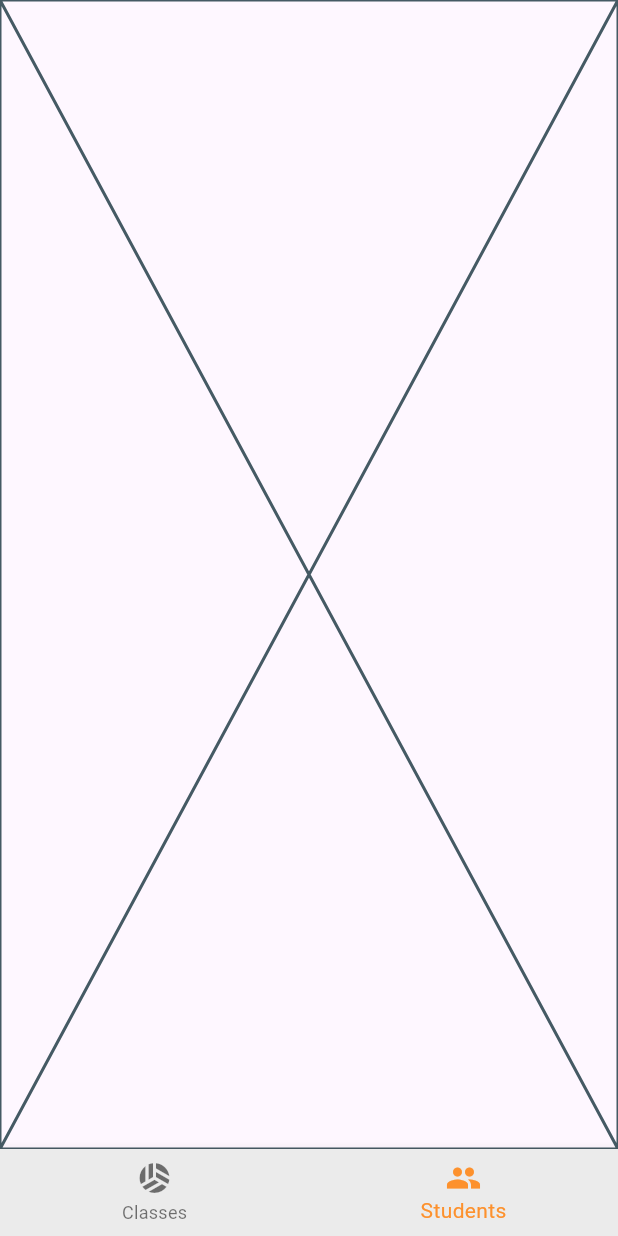
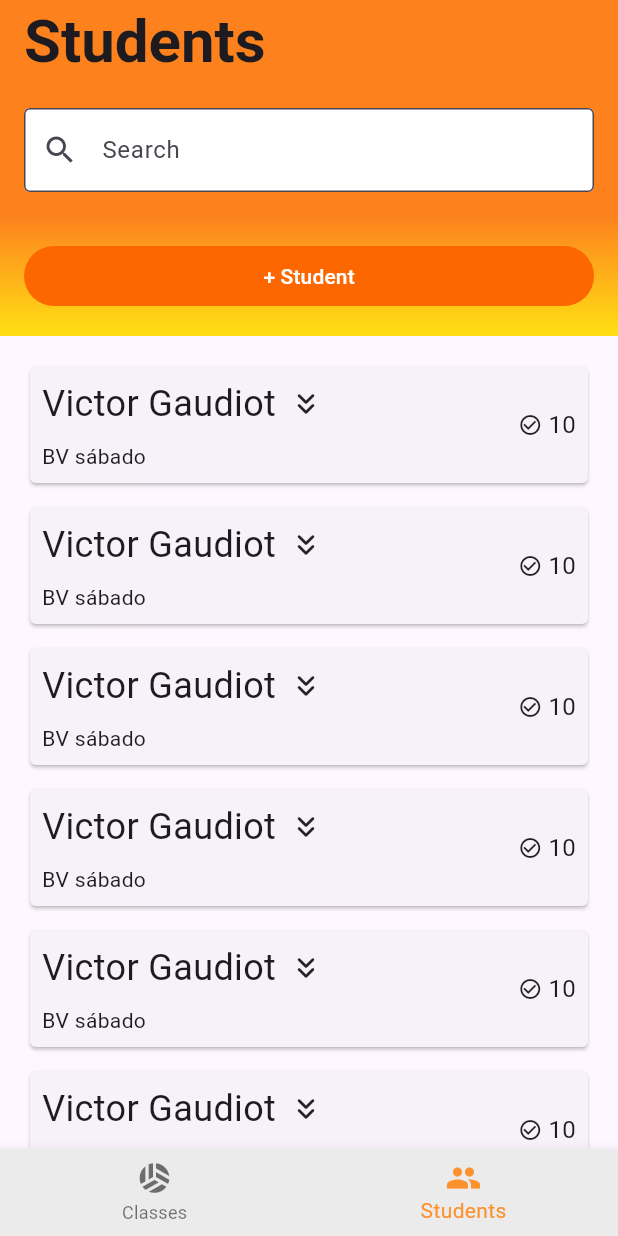
Before and after one commit to Gaudiot/ctcl_manager, a Flutter app: the screen it shows after launch, item 2 of the bottom bar chosen, on a phone screen of 412 x 824 dp. Run offline on Flutter 3.47's test engine with Material 3 defaults, Android fonts, the phone set to English and light mode, and no system bars; our stand-ins replace flutter_dotenv, supabase_flutter; accounts and stored records are empty; generated files the repository leaves out were written again.

Commit message:
students listing view

```diff
--- a/lib/core/navigation/navigation.dart
+++ b/lib/core/navigation/navigation.dart
@@ -5,6 +5,7 @@ import "package:ctcl_manager/src/views/class_details.view.dart";
 import "package:ctcl_manager/src/views/class_listing.view.dart";
 import "package:ctcl_manager/src/views/create_class.view.dart";
 import "package:ctcl_manager/src/views/home.view.dart";
+import "package:ctcl_manager/src/views/students_listing.view.dart";
 import "package:ctcl_manager/src/views/viewstates/class_details.viewstate.dart";
 import "package:ctcl_manager/src/views/viewstates/class_listing.viewstate.dart";
 import "package:ctcl_manager/src/views/viewstates/create_class.viewstate.dart";
@@ -16,7 +17,8 @@ enum NavigationRoutes {
   home("/home"),
   createClass("/create_class"),
   classListing("/class_listing"),
-  classDetails("/class_details");
+  classDetails("/class_details"),
+  studentsListing("/students_listing");
 
   final String path;
 
@@ -56,6 +58,7 @@ class NavigationManager {
           ),
         );
       },
+      NavigationRoutes.studentsListing.path: (context) => StudentsListing()
     };
   }
 
--- a/lib/l10n/app_en.arb
+++ b/lib/l10n/app_en.arb
@@ -4,6 +4,7 @@
   "new_class": "+ Class",
   "classes_loading_error": "Error loading classes",
   "students": "Students",
+  "new_student": "+ Student",
   "class_name": "Class name",
   "class_description": "Class description",
   "create_class": "Create Class",
--- a/lib/l10n/app_localizations_en.dart
+++ b/lib/l10n/app_localizations_en.dart
@@ -22,6 +22,9 @@ class AppLocalizationsEn extends AppLocalizations {
 
   @override
   String get students => 'Students';
+
+  @override
+  String get new_student => '+ Student';
 
   @override
   String get class_name => 'Class name';
--- a/lib/l10n/app_localizations_pt.dart
+++ b/lib/l10n/app_localizations_pt.dart
@@ -22,6 +22,9 @@ class AppLocalizationsPt extends AppLocalizations {
 
   @override
   String get students => 'Alunos';
+
+  @override
+  String get new_student => '+ Aluno';
 
   @override
   String get class_name => 'Nome da turma';
--- a/lib/l10n/app_pt.arb
+++ b/lib/l10n/app_pt.arb
@@ -4,6 +4,7 @@
   "new_class": "+ Turma",
   "classes_loading_error": "Erro ao carregar turmas",
   "students": "Alunos",
+  "new_student": "+ Aluno",
   "class_name": "Nome da turma",
   "class_description": "Descrição da turma",
   "create_class": "Criar Turma",
--- a/lib/src/views/home.view.dart
+++ b/lib/src/views/home.view.dart
@@ -2,6 +2,7 @@ import "package:ctcl_manager/base/uicolors.dart";
 import "package:ctcl_manager/l10n/localizations_extension.dart";
 import "package:ctcl_manager/src/viewmodels/class_listing.viewmodel.dart";
 import "package:ctcl_manager/src/views/class_listing.view.dart";
+import "package:ctcl_manager/src/views/students_listing.view.dart";
 import "package:ctcl_manager/src/views/viewstates/class_listing.viewstate.dart";
 import "package:flutter/material.dart";
 
@@ -22,7 +23,7 @@ class _HomeViewState extends State<HomeView> {
             state: ClassListingViewState(classes: []),
           ),
         ),
-    (BuildContext context) => Placeholder(),
+    (BuildContext context) => StudentsListing(),
   ];
 
   List<BottomNavigationBarItem> getNavigationItems(BuildContext context) {
--- /dev/null
+++ b/lib/src/views/students_listing.view.dart
@@ -0,0 +1,138 @@
+import "package:ctcl_manager/base/uicolors.dart";
+import "package:ctcl_manager/core/design/components/debounce_text_field.dart";
+import "package:ctcl_manager/l10n/localizations_extension.dart";
+import "package:flutter/material.dart";
+
+class StudentsListing extends StatefulWidget {
+  const StudentsListing({super.key});
+
+  @override
+  State<StudentsListing> createState() => _StudentsListingState();
+}
+
+class _StudentsListingState extends State<StudentsListing> {
+  @override
+  Widget build(BuildContext context) {
+    return Scaffold(
+      appBar: AppBar(
+        title: Text(
+          context.strings.students,
+          style: TextStyle(fontSize: 40, fontWeight: FontWeight.bold),
+        ),
+        backgroundColor: UIColors.primaryOrangeLighter,
+      ),
+      body: SafeArea(
+        child: Column(
+          children: [
+            Column(
+              mainAxisSize: MainAxisSize.min,
+              children: [
+                Container(
+                  color: UIColors.primaryOrangeLighter,
+                  padding: const EdgeInsets.all(16),
+                  child: DebounceTextField(
+                    debouceTimeInMilliseconds: 300,
+                    onDebounce: (_) {},
+                  ),
+                ),
+                Container(
+                  padding: EdgeInsets.all(16),
+                  width: double.infinity,
+                  decoration: BoxDecoration(
+                    gradient: LinearGradient(
+                      begin: Alignment.topCenter,
+                      end: Alignment.bottomCenter,
+                      colors: [
+                        UIColors.primaryOrangeLighter,
+                        UIColors.primaryYellowLighter,
+                      ],
+                    ),
+                  ),
+                  child: TextButton(
+                    style: TextButton.styleFrom(
+                      backgroundColor: UIColors.primaryOrange,
+                      foregroundColor: UIColors.primaryWhite,
+                      shape: StadiumBorder(),
+                    ),
+                    onPressed: () {},
+                    child: Text(context.strings.new_student),
+                  ),
+                ),
+              ],
+            ),
+            Expanded(
+              child: ListView.separated(
+                padding: const EdgeInsets.all(16),
+                itemCount: 6,
+                itemBuilder: (_, __) => _StudentCard(
+                  firstName: "Victor",
+                  lastName: "Gaudiot",
+                  checkInQuantity: 10,
+                  className: "BV sábado",
+                  isSub21: true,
+                ),
+                separatorBuilder: (_, __) => SizedBox(height: 8),
+              ),
+            ),
+          ],
+        ),
+      ),
+    );
+  }
+}
+
+// MARK: - Components
+
+final class _StudentCard extends StatelessWidget {
+  final String firstName;
+  final String lastName;
+  final bool isSub21;
+  final int checkInQuantity;
+  final String? className;
+
+  const _StudentCard({
+    required this.firstName,
+    required this.lastName,
+    required this.checkInQuantity,
+    this.isSub21 = false,
+    this.className,
+  });
+
+  @override
+  Widget build(BuildContext context) {
+    return Card(
+      shape: RoundedRectangleBorder(borderRadius: BorderRadius.circular(4)),
+      clipBehavior: Clip.hardEdge,
+      child: Padding(
+        padding: const EdgeInsets.all(8),
+        child: Row(
+          children: [
+            Column(
+              crossAxisAlignment: CrossAxisAlignment.start,
+              children: [
+                Row(
+                  children: [
+                    Text(
+                      "$firstName $lastName",
+                      style: TextStyle(fontSize: 24),
+                    ),
+                    if (isSub21) ...[
+                      SizedBox(width: 8),
+                      Icon(Icons.keyboard_double_arrow_down_rounded),
+                    ]
+                  ],
+                ),
+                SizedBox(height: 8),
+                Text(className ?? "Not enrolled"),
+              ],
+            ),
+            Spacer(),
+            Icon(Icons.check_circle_outline, size: 16),
+            SizedBox(width: 4),
+            Text("$checkInQuantity", style: TextStyle(fontSize: 16)),
+          ],
+        ),
+      ),
+    );
+  }
+}
```
